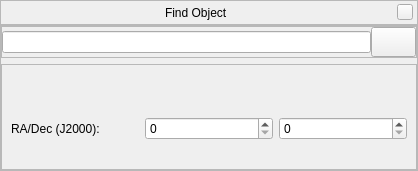
Qt form src/gui/searchDialogGui.ui (519984307/stellarium_src) before a commit.
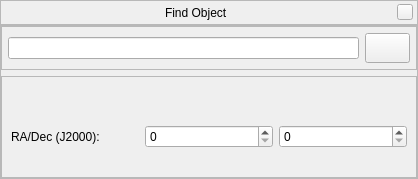
The same form after that commit. Icons and pictures are not drawn. Custom widgets are drawn as their Qt base class.

Patch:
```diff
--- a/src/gui/searchDialogGui.ui
+++ b/src/gui/searchDialogGui.ui
@@ -6,7 +6,7 @@
     <x>0</x>
     <y>0</y>
     <width>418</width>
-    <height>171</height>
+    <height>179</height>
    </rect>
   </property>
   <property name="sizePolicy" >
@@ -161,10 +161,10 @@
         </property>
         <layout class="QHBoxLayout" name="horizontalLayout" >
          <property name="spacing" >
-          <number>0</number>
+          <number>6</number>
          </property>
          <property name="margin" >
-          <number>0</number>
+          <number>6</number>
          </property>
          <item>
           <widget class="QLineEdit" name="lineEditSearchSkyObject" >
```
Left out of the diff: 6 changed lines with no effect on the pictures.
